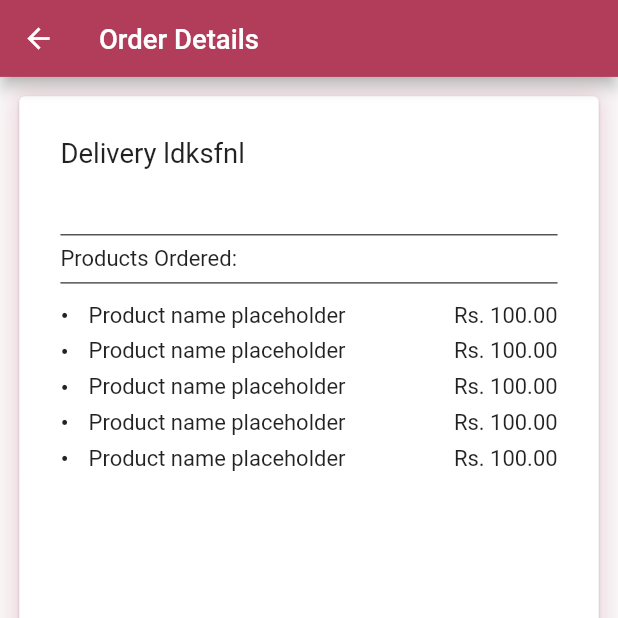
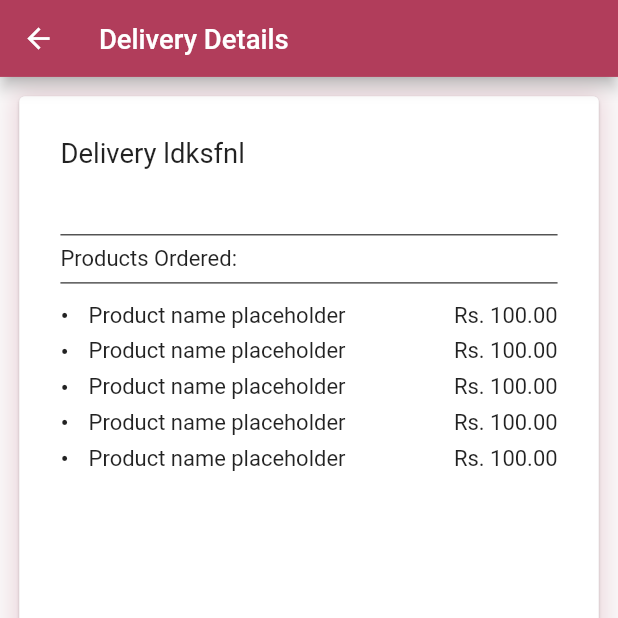
Before and after one commit to SE-Project-Sem-5/GoPharmaFlutter, a Flutter app: the DeliveryFullView screen opened directly with sample values from the repository, on a phone screen of 412 x 824 dp, the top half of it. Run offline on Flutter 3.47's test engine with Material 2 defaults, Android fonts, the phone set to English and light mode, and no system bars; our stand-ins replace badges, bloc, camera, carousel_slider, connectivity_plus, email_validator and 5 more; missing offline and left inert: payhere_mobilesdk_flutter; Roboto replaces fonts that are missing (SF-Pro).

Commit message:
title of delivery page changed

```diff
--- a/lib/ui/delivery_agent/delivery/delivery_full_view.dart
+++ b/lib/ui/delivery_agent/delivery/delivery_full_view.dart
@@ -15,7 +15,7 @@ class DeliveryFullView extends StatelessWidget {
       child: Scaffold(
         appBar: AppBar(
           title: Text(
-            "Order Details",
+            "Delivery Details",
           ),
         ),
         body: Container(
```
